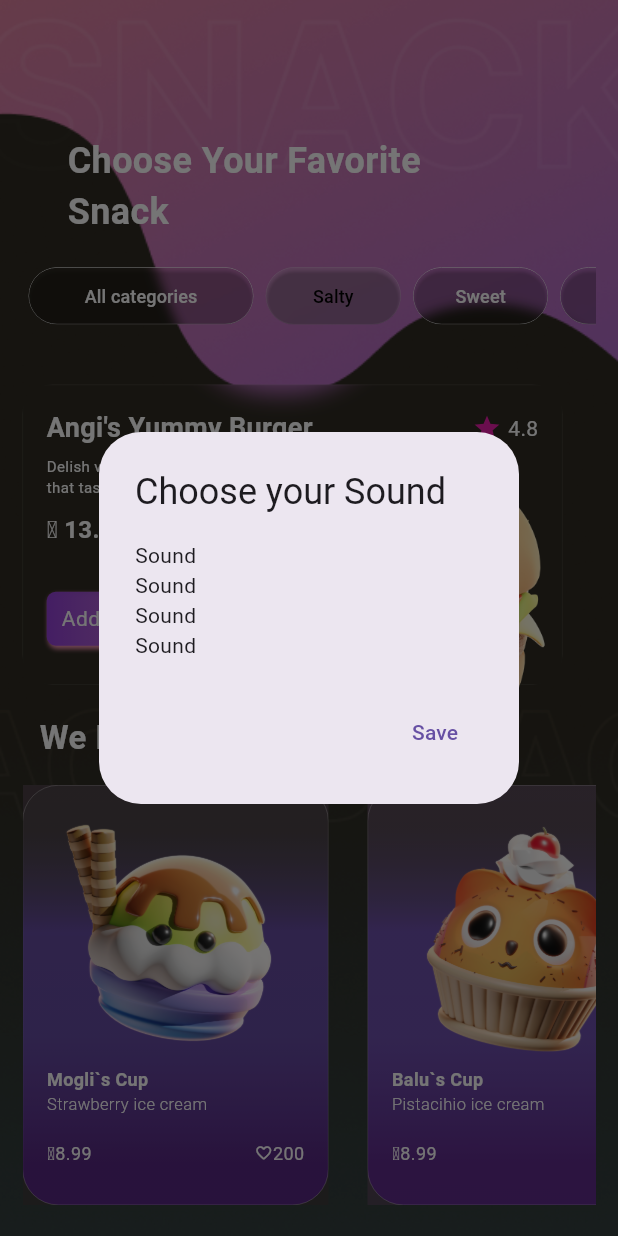
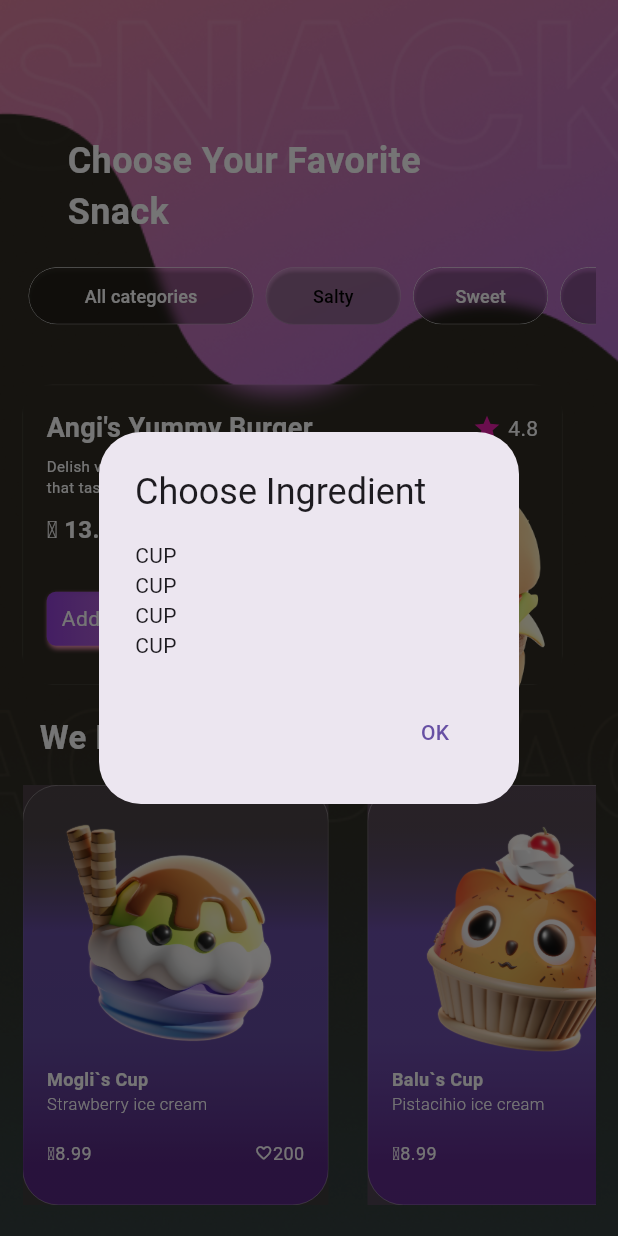
Before and after one commit to Beyz61/project_snack_app, a Flutter app: the ScreenToFav screen opened directly, after a tap on an icon or button, on a phone screen of 412 x 824 dp. Run offline on Flutter 3.47's test engine with Material 3 defaults, Android fonts, the phone set to English and light mode, and no system bars.

Commit message:
Add moglis Cup Container

```diff
--- a/lib/widget/screens/moglis_cup_container.dart
+++ b/lib/widget/screens/moglis_cup_container.dart
@@ -13,14 +13,14 @@ class MoglisCupContainer extends StatelessWidget {
             showDialog(
                 context: context,
                 builder: (BuildContext context) => AlertDialog(
-                        title: const Text("Choose your Sound"),
-                        content: const Text("Sound \nSound \nSound \nSound"),
+                        title: const Text("Choose Ingredient"),
+                        content: const Text("CUP \nCUP \nCUP\nCUP"),
                         actions: <Widget>[
                           TextButton(
                               onPressed: () {
      Navigator.of(context).pop();
                               },
-                              child: const Text("Save"))
+                              child: const Text("OK"))
                         ]));
           },
           child: ClipRRect(
```
